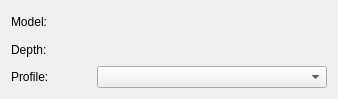
Before: the Qt Designer form krita/ui/forms/wdgcolorspaceselector.ui in KDE/krita, drawn with Qt 5.
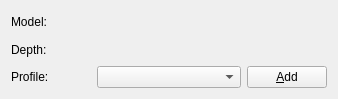
After: the same form once the commit is applied. Custom widgets are drawn as their Qt base class.

Commit message:
Add a button to add an icc profile during runtime
BUG:273923

Diff of the .ui file:
```diff
--- a/krita/ui/forms/wdgcolorspaceselector.ui
+++ b/krita/ui/forms/wdgcolorspaceselector.ui
@@ -89,6 +89,19 @@
      </property>
     </widget>
    </item>
+   <item row="2" column="2">
+    <widget class="QPushButton" name="bnInstallProfile">
+     <property name="toolTip">
+      <string>Install a new profile from a file</string>
+     </property>
+     <property name="whatsThis">
+      <string>Install a new profile from a file.</string>
+     </property>
+     <property name="text">
+      <string>&amp;Add</string>
+     </property>
+    </widget>
+   </item>
   </layout>
  </widget>
  <customwidgets>
```
Left out of the diff: 4 changed lines with no effect on the pictures. The commit also changes 3 other files.
